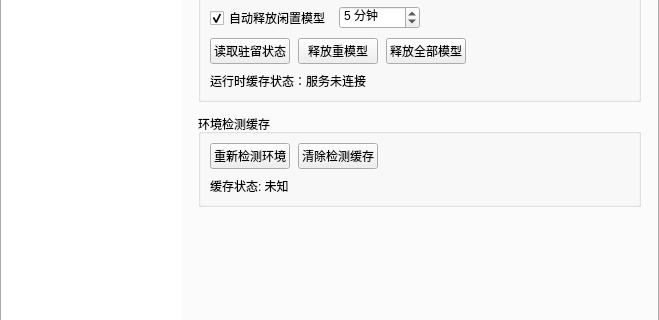
Above: apps/vibeocr-pyside/src/vibeocr/classic/ui/main_window.ui from FelixJI/vibeocr-classic before the change; both pictures show x 0 to 659 and y 288 to 608 of the 659 by 787 pixel window. Below: the same form after it.
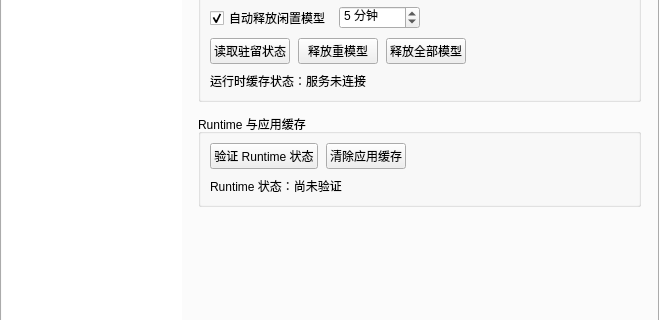
That is the form after the change. The open tabs and pages were chosen to show the change. Custom widgets are drawn as their Qt base class.

Commit message: refactor(classic): 收紧 Runtime 运行边界

What changed in the file:
```diff
--- a/apps/vibeocr-pyside/src/vibeocr/classic/ui/main_window.ui
+++ b/apps/vibeocr-pyside/src/vibeocr/classic/ui/main_window.ui
@@ -521,7 +521,7 @@
           <item>
            <widget class="QGroupBox" name="groupCache">
             <property name="title">
-              <string>环境检测缓存</string>
+              <string>Runtime 与应用缓存</string>
              </property>
              <layout class="QVBoxLayout" name="cacheLayout">
               <property name="spacing">
@@ -538,7 +538,7 @@
                    <string>重新检测 Python、依赖和硬件环境并更新缓存</string>
                   </property>
                  <property name="text">
-                   <string>重新检测环境</string>
+                   <string>验证 Runtime 状态</string>
                   </property>
                  </widget>
                 </item>
@@ -548,7 +548,7 @@
                    <string>清除依赖检测缓存（不影响已下载的模型）</string>
                   </property>
                  <property name="text">
-                   <string>清除检测缓存</string>
+                   <string>清除应用缓存</string>
                   </property>
                  </widget>
                 </item>
@@ -570,7 +570,7 @@
               <item>
                <widget class="QLabel" name="labelCacheStatus">
                 <property name="text">
-                 <string>缓存状态: 未知</string>
+                 <string>Runtime 状态：尚未验证</string>
                 </property>
                 <property name="foregroundRole">
                  <enum>QPalette::PlaceholderText</enum>
```
Left out of the diff: 4 changed lines with no effect on the pictures. The commit also changes 26 other files.
